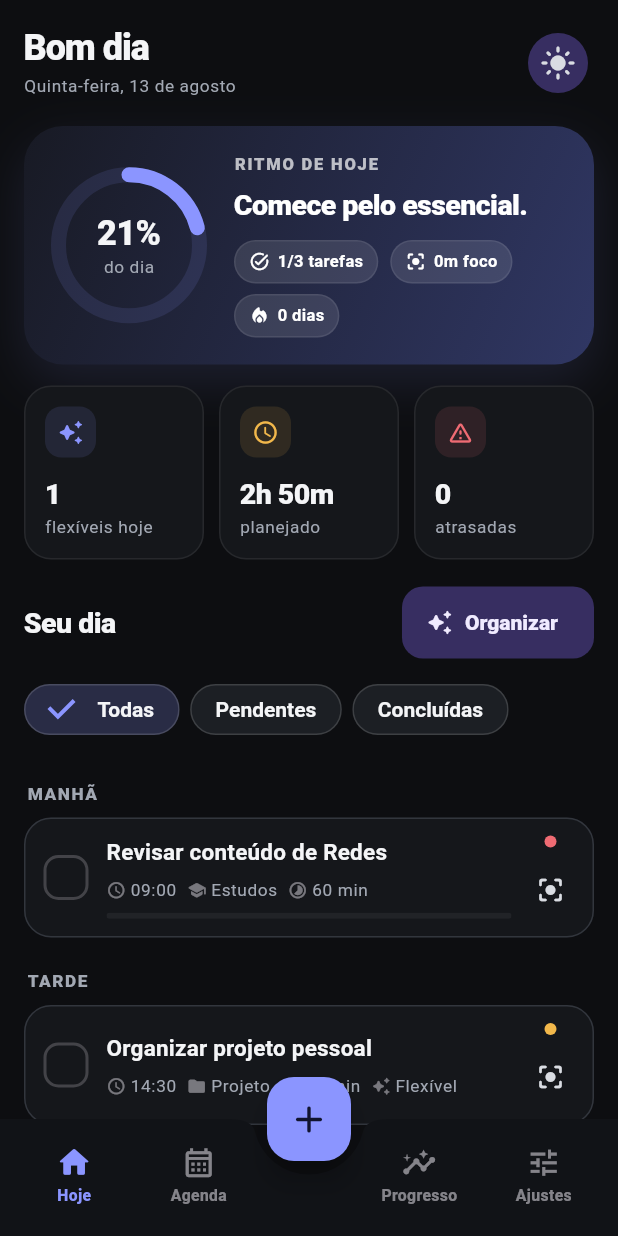
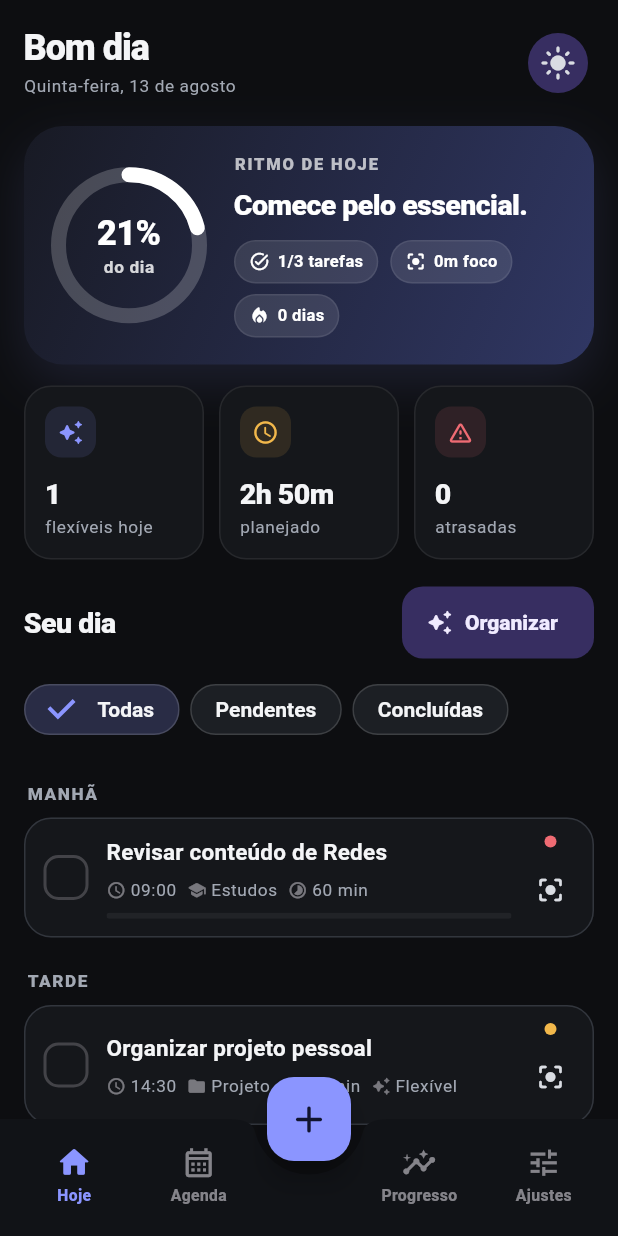
Before and after one commit to VictorAms12/RitmoAndroid, a Flutter app: the screen it shows after launch, on a phone screen of 412 x 824 dp. Run offline on Flutter 3.47's test engine with Material 3 defaults, Android fonts, the phone set to English and light mode, and no system bars; our stand-ins replace shared_preferences.

Commit message:
fix: status bar safe area and progress contrast

```diff
--- a/lib/screens/shell.dart
+++ b/lib/screens/shell.dart
@@ -1,4 +1,5 @@
 import 'package:flutter/material.dart';
+import 'package:flutter/services.dart';
 
 import '../core/app_state.dart';
 import '../models/models.dart';
@@ -111,12 +112,32 @@ class _RitmoShellState extends State<RitmoShell> {
       ),
     ];
 
-    return Scaffold(
+    final dark = Theme.of(context).brightness == Brightness.dark;
+    final overlayStyle = (dark
+            ? SystemUiOverlayStyle.light
+            : SystemUiOverlayStyle.dark)
+        .copyWith(
+      statusBarColor: Colors.transparent,
+      statusBarIconBrightness: dark ? Brightness.light : Brightness.dark,
+      statusBarBrightness: dark ? Brightness.dark : Brightness.light,
+      systemNavigationBarColor:
+          dark ? const Color(0xFF111317) : Colors.white,
+      systemNavigationBarIconBrightness:
+          dark ? Brightness.light : Brightness.dark,
+    );
+
+    return AnnotatedRegion<SystemUiOverlayStyle>(
+      value: overlayStyle,
+      child: Scaffold(
         extendBody: true,
-      body: PageView(
+        body: SafeArea(
+          top: true,
+          bottom: false,
+          child: PageView(
             controller: _pages,
             onPageChanged: (value) => setState(() => _index = value),
             children: pages,
+          ),
         ),
       floatingActionButtonLocation: FloatingActionButtonLocation.centerDocked,
       floatingActionButton: Semantics(
@@ -131,6 +152,7 @@ class _RitmoShellState extends State<RitmoShell> {
         bottomNavigationBar: _RitmoBottomBar(
           index: _index,
           onSelected: _select,
+        ),
       ),
     );
   }
--- a/lib/screens/today_page.dart
+++ b/lib/screens/today_page.dart
@@ -429,6 +429,9 @@ class _HeroSummary extends StatelessWidget {
             size: 104,
             stroke: 10,
             centerLabel: 'do dia',
+            color: Colors.white,
+            trackColor: Colors.white.withValues(alpha: .20),
+            textColor: Colors.white,
           ),
           const SizedBox(width: 18),
           Expanded(
--- a/lib/widgets/common.dart
+++ b/lib/widgets/common.dart
@@ -36,17 +36,27 @@ class ProgressRing extends StatelessWidget {
   final double size;
   final double stroke;
   final String? centerLabel;
+  final Color? color;
+  final Color? trackColor;
+  final Color? textColor;
   const ProgressRing({
     super.key,
     required this.percent,
     this.size = 96,
     this.stroke = 9,
     this.centerLabel,
+    this.color,
+    this.trackColor,
+    this.textColor,
   });
 
   @override
   Widget build(BuildContext context) {
     final value = percent.clamp(0, 100);
+    final scheme = Theme.of(context).colorScheme;
+    final ringColor = color ?? scheme.primary;
+    final ringTrack = trackColor ?? ringColor.withValues(alpha: .14);
+    final foreground = textColor ?? scheme.onSurface;
     return TweenAnimationBuilder<double>(
       tween: Tween(begin: 0, end: value / 100),
       duration: const Duration(milliseconds: 650),
@@ -57,8 +67,8 @@ class ProgressRing extends StatelessWidget {
         child: CustomPaint(
           painter: _RingPainter(
             progress: progress,
-            color: Theme.of(context).colorScheme.primary,
-            track: Theme.of(context).colorScheme.primary.withValues(alpha: .12),
+            color: ringColor,
+            track: ringTrack,
             stroke: stroke,
           ),
           child: Center(
@@ -69,12 +79,17 @@ class ProgressRing extends StatelessWidget {
                   '${(progress * 100).round()}%',
                   style: Theme.of(context).textTheme.titleLarge?.copyWith(
                         fontSize: size * .22,
+                        color: foreground,
+                        fontWeight: FontWeight.w900,
                       ),
                 ),
                 if (centerLabel != null)
                   Text(
                     centerLabel!,
-                    style: Theme.of(context).textTheme.bodySmall,
+                    style: Theme.of(context).textTheme.bodySmall?.copyWith(
+                          color: foreground.withValues(alpha: .82),
+                          fontWeight: FontWeight.w700,
+                        ),
                   ),
               ],
             ),
```
Lines whose indentation alone changed are shown as unchanged.
